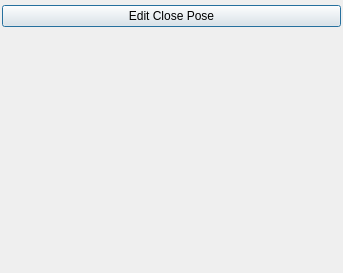
Before: the Qt Designer form modules/fingers/fingers_widget.ui in PavelCrow/RigStudio3, drawn with Qt 5.
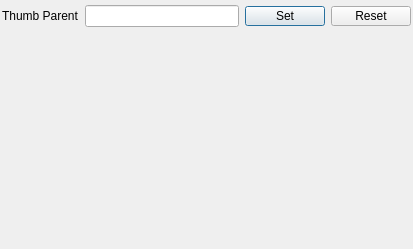
After: the same form once the commit is applied.

Commit message: Version 3.25.7 - fingers thumb parent, twist offsets in templates, code audit

```diff
--- a/modules/fingers/fingers_widget.ui
+++ b/modules/fingers/fingers_widget.ui
@@ -6,14 +6,14 @@
    <rect>
     <x>0</x>
     <y>0</y>
-    <width>343</width>
-    <height>273</height>
+    <width>413</width>
+    <height>249</height>
    </rect>
   </property>
   <property name="windowTitle">
    <string>Dialog</string>
   </property>
-  <layout class="QVBoxLayout" name="verticalLayout">
+  <layout class="QVBoxLayout" name="verticalLayout" stretch="0,1">
    <property name="leftMargin">
     <number>2</number>
    </property>
@@ -27,14 +27,105 @@
     <number>2</number>
    </property>
    <item>
-    <widget class="QPushButton" name="closePose_btn">
-     <property name="text">
-      <string>Edit Close Pose</string>
-     </property>
-     <property name="checkable">
-      <bool>true</bool>
-     </property>
-    </widget>
+    <layout class="QHBoxLayout" name="horizontalLayout_48">
+     <item>
+      <widget class="QLabel" name="moduleName_label_9">
+       <property name="layoutDirection">
+        <enum>Qt::LeftToRight</enum>
+       </property>
+       <property name="autoFillBackground">
+        <bool>false</bool>
+       </property>
+       <property name="text">
+        <string>Thumb Parent</string>
+       </property>
+      </widget>
+     </item>
+     <item>
+      <widget class="QLineEdit" name="thumbParent_lineEdit">
+       <property name="enabled">
+        <bool>true</bool>
+       </property>
+       <property name="sizePolicy">
+        <sizepolicy hsizetype="Expanding" vsizetype="Fixed">
+         <horstretch>0</horstretch>
+         <verstretch>0</verstretch>
+        </sizepolicy>
+       </property>
+       <property name="readOnly">
+        <bool>true</bool>
+       </property>
+      </widget>
+     </item>
+     <item>
+      <widget class="QPushButton" name="setThumbParent_btn">
+       <property name="enabled">
+        <bool>true</bool>
+       </property>
+       <property name="sizePolicy">
+        <sizepolicy hsizetype="Fixed" vsizetype="Fixed">
+         <horstretch>0</horstretch>
+         <verstretch>0</verstretch>
+        </sizepolicy>
+       </property>
+       <property name="minimumSize">
+        <size>
+         <width>80</width>
+         <height>0</height>
+        </size>
+       </property>
+       <property name="maximumSize">
+        <size>
+         <width>80</width>
+         <height>20</height>
+        </size>
+       </property>
+       <property name="layoutDirection">
+        <enum>Qt::LeftToRight</enum>
+       </property>
+       <property name="text">
+        <string>Set</string>
+       </property>
+       <property name="checkable">
+        <bool>false</bool>
+       </property>
+      </widget>
+     </item>
+     <item>
+      <widget class="QPushButton" name="reset_btn">
+       <property name="enabled">
+        <bool>true</bool>
+       </property>
+       <property name="sizePolicy">
+        <sizepolicy hsizetype="Fixed" vsizetype="Fixed">
+         <horstretch>0</horstretch>
+         <verstretch>0</verstretch>
+        </sizepolicy>
+       </property>
+       <property name="minimumSize">
+        <size>
+         <width>80</width>
+         <height>0</height>
+        </size>
+       </property>
+       <property name="maximumSize">
+        <size>
+         <width>80</width>
+         <height>20</height>
+        </size>
+       </property>
+       <property name="layoutDirection">
+        <enum>Qt::LeftToRight</enum>
+       </property>
+       <property name="text">
+        <string>Reset</string>
+       </property>
+       <property name="checkable">
+        <bool>false</bool>
+       </property>
+      </widget>
+     </item>
+    </layout>
    </item>
    <item>
     <widget class="QFrame" name="delete_frame">
```
The commit also changes 56 other files.
